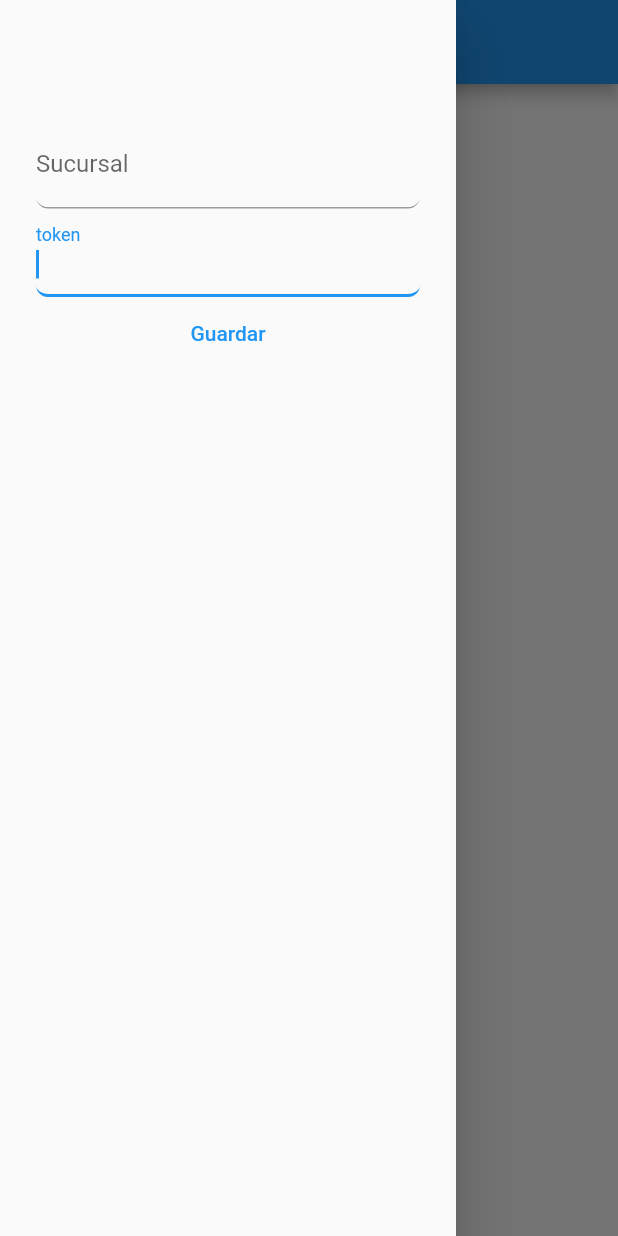
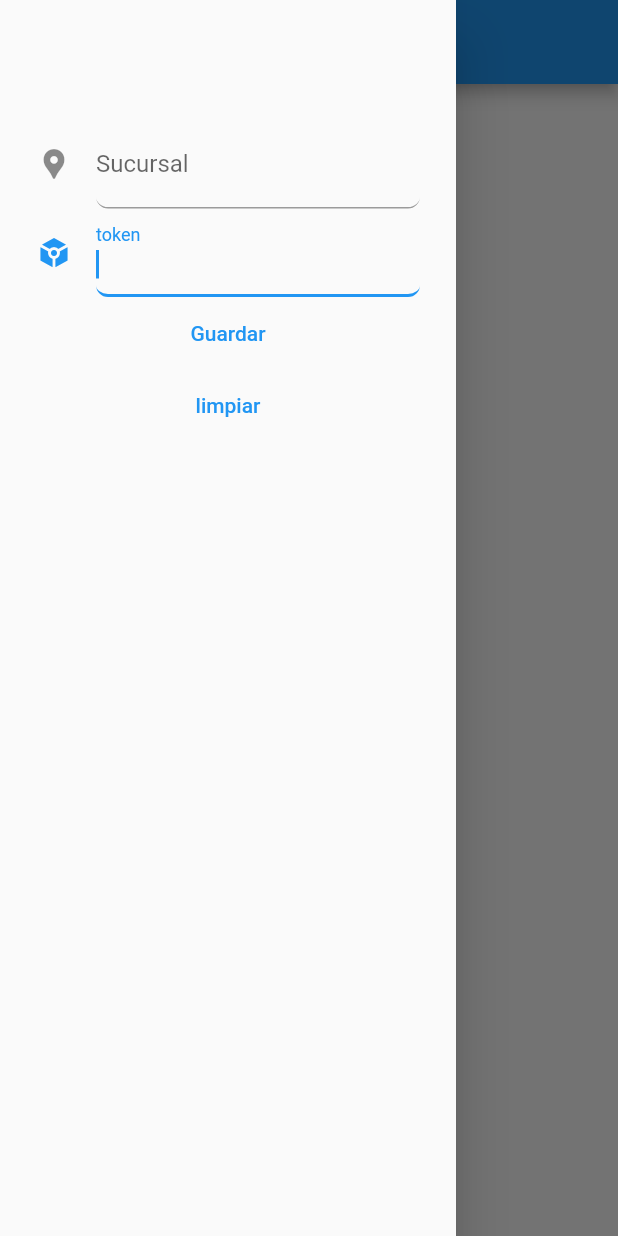
Before and after one commit to jacobocvs/soriana_app, a Flutter app: the screen it shows after launch, in the side drawer, after a tap on "Iniciar sesión", on a phone screen of 412 x 824 dp. Run offline on Flutter 3.47's test engine with Material 2 defaults, Android fonts, the phone set to English and light mode, and no system bars; our stand-ins replace shared_preferences.

```diff
--- a/lib/screens/login_screen.dart
+++ b/lib/screens/login_screen.dart
@@ -11,23 +11,39 @@ class LoginScreen extends StatefulWidget {
 
 class _LoginScreenState extends State<LoginScreen> {
   bool _loggingIn = false;
-  late String token;
-  final Future <SharedPreferences> _prefs = SharedPreferences.getInstance();
+   String? token;
+   String? suc;
+  final Future<SharedPreferences> _prefs = SharedPreferences.getInstance();
   TextEditingController tokenController = TextEditingController();
   TextEditingController sucursalController = TextEditingController();
 
-
-  Future<void> _setToken(token) async {
+  Future _setToken() async {
     SharedPreferences prefs = await _prefs;
     await prefs.setString('token', tokenController.text.toString());
-
+    await prefs.setString('sucursal', sucursalController.text.toString());
+    setState((){
+      token = tokenController.text.toString();
+      suc = sucursalController.text.toString();
+    });
   }
 
   Future<void> _getToken() async {
     SharedPreferences prefs = await _prefs;
-    token = prefs.getString('token').toString();
+    token = prefs.getString('token')?.toString();
+    suc = prefs.getString('sucursal')?.toString();
+    print(suc);
+    print(token);
   }
 
+  clearPrefs() async {
+    SharedPreferences prefs = await _prefs;
+    prefs.remove('token');
+    prefs.remove('sucursal');
+    setState(() {
+      token = null;
+      suc = null;
+    });
+  }
 
   @override
   void initState() {
@@ -35,6 +51,37 @@ class _LoginScreenState extends State<LoginScreen> {
     _getToken();
   }
 
+  sucursalWidget(){
+    if (suc != null){
+      return Text(suc!);
+    }
+    return TextFormField(
+        controller: sucursalController,
+        decoration: InputDecoration(
+            icon: Icon(Icons.location_pin),
+            border: UnderlineInputBorder(
+              borderRadius: BorderRadius.all(
+                Radius.circular(8),
+              ),
+            ),
+            labelText: 'Sucursal'));
+  }
+  tokenWidget(){
+    if (token != null){
+      return Text(token!);
+    }
+    return TextFormField(
+      controller: tokenController,
+      decoration: InputDecoration(
+          icon: Icon(Icons.token),
+          border: UnderlineInputBorder(
+            borderRadius: BorderRadius.all(
+              Radius.circular(8),
+            ),
+          ),
+          labelText: 'token'),
+    );
+  }
 
   @override
   Widget build(BuildContext context) {
@@ -60,31 +107,18 @@ class _LoginScreenState extends State<LoginScreen> {
           padding: EdgeInsets.only(top: 80, left: 24, right: 24),
           child: Column(
             children: [
-              TextField(
-                  controller: sucursalController,
-                  decoration: InputDecoration(
-                      border: UnderlineInputBorder(
-                        borderRadius: BorderRadius.all(
-                          Radius.circular(8),
-                        ),
-                      ),
-                      labelText: 'Sucursal')),
-              TextField(
-                controller: tokenController,
-                decoration: InputDecoration(
-                    border: UnderlineInputBorder(
-                      borderRadius: BorderRadius.all(
-                        Radius.circular(8),
-                      ),
-                    ),
-                    labelText: 'token'),
-              ),
+              sucursalWidget(),
+              tokenWidget(),
               TextButton(
                   onPressed: () {
-                    _setToken;
-                    print(token);
+                    _setToken();
                   },
                   child: Text('Guardar')),
+              TextButton(
+                  onPressed: () {
+                    clearPrefs();
+                  },
+                  child: Text('limpiar')),
             ],
           ),
         ),
@@ -93,11 +127,7 @@ class _LoginScreenState extends State<LoginScreen> {
   }
 
   void _login() async {
-    if (_loggingIn == false) {
-      null;
-    } else {
       Navigator.of(context)
           .push(MaterialPageRoute(builder: (context) => const BotonScreen()));
-    }
   }
 }
```
